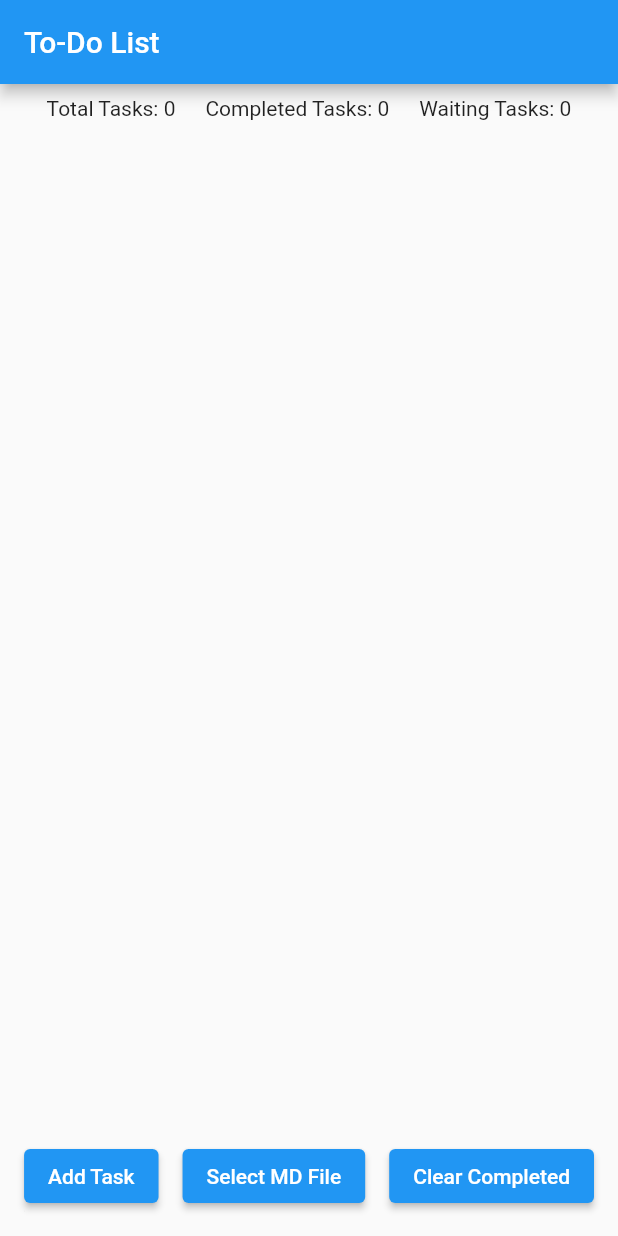
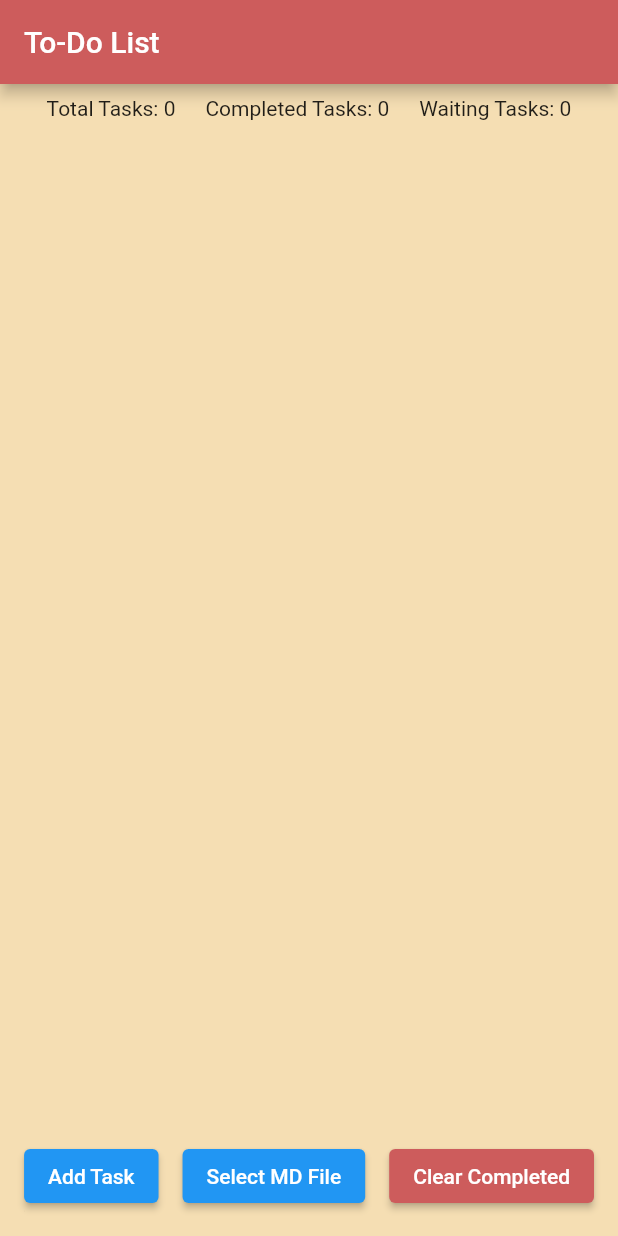
Before and after one commit to cicekhasann/TODOList, a Flutter app: the screen it shows after launch, on a phone screen of 412 x 824 dp. Run offline on Flutter 3.47's test engine with Material 2 defaults, Android fonts, the phone set to English and light mode, and no system bars; our stand-ins replace file_picker; missing offline and left inert: markdown.

Commit message:
add some color

```diff
--- a/lib/main.dart
+++ b/lib/main.dart
@@ -10,6 +10,10 @@ class ToDoListApp extends StatelessWidget {
   @override
   Widget build(BuildContext context) {
     return MaterialApp(
+      theme: ThemeData(
+        primaryColor: Color(0xFFCD5C5C),
+        scaffoldBackgroundColor: Color(0xFFF5DEB3),
+      ),
       home: ToDoListScreen(),
     );
   }
@@ -183,6 +187,7 @@ class _ToDoListScreenState extends State<ToDoListScreen> {
     return Scaffold(
       appBar: AppBar(
         title: Text('To-Do List'),
+        backgroundColor: Theme.of(context).primaryColor,
       ),
       body: Column(
         children: <Widget>[
@@ -235,6 +240,10 @@ class _ToDoListScreenState extends State<ToDoListScreen> {
                 SizedBox(width: 16),
                 ElevatedButton(
                   onPressed: _clearCompletedTasks,
+                  style: ButtonStyle(
+                      backgroundColor: MaterialStateProperty.all<Color>(
+                    Theme.of(context).primaryColor,
+                  )),
                   child: Text('Clear Completed'),
                 ),
               ],
```
